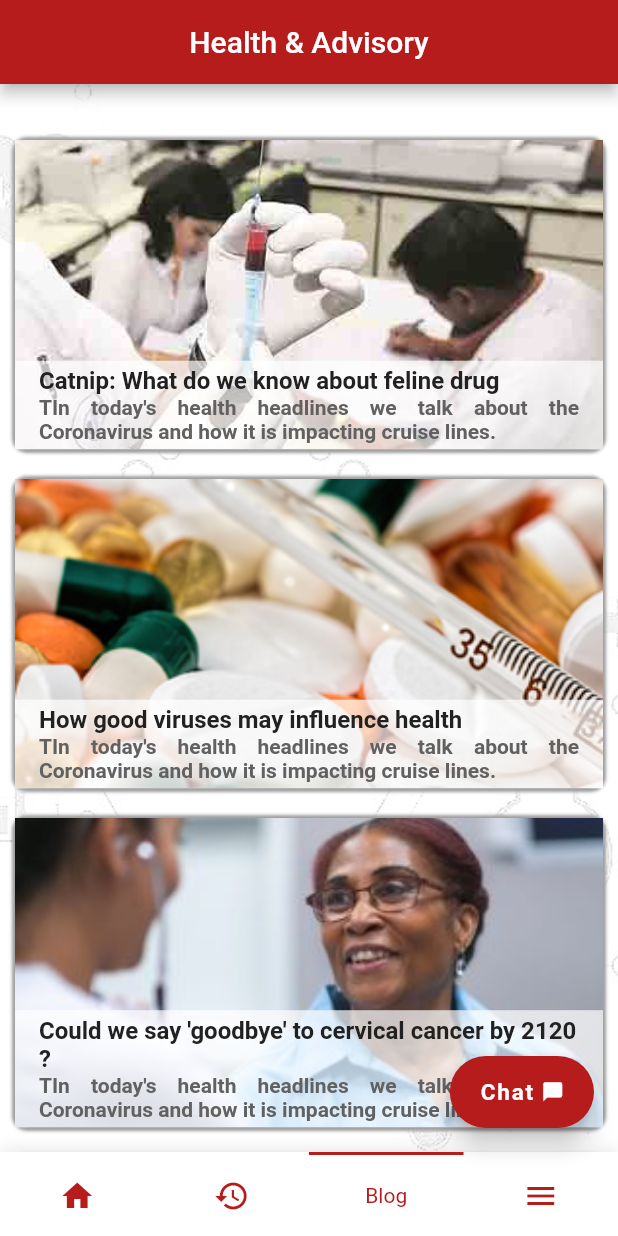
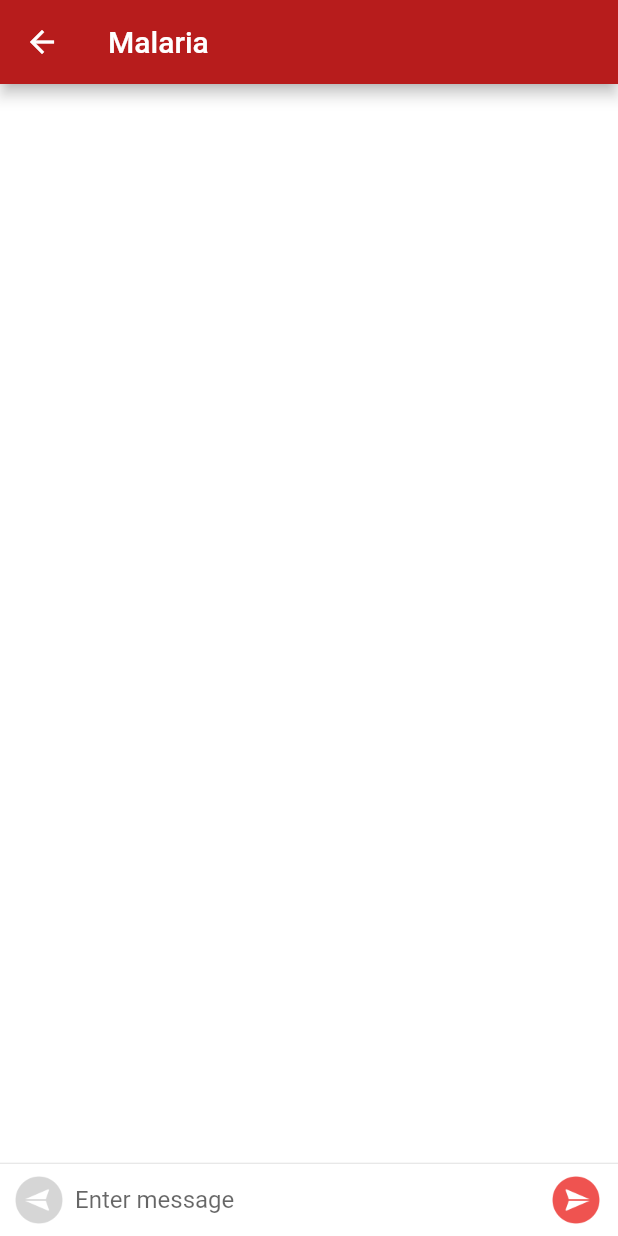
Before and after one commit to Ikxyz/medic_app_flutter, a Flutter app: the Index screen opened directly, item 3 of the bottom bar chosen, after a tap on "Chat", on a phone screen of 412 x 824 dp. Run offline on Flutter 3.47's test engine with Material 2 defaults, Android fonts, the phone set to English and light mode, and no system bars; drawn by our look-alikes of titled_navigation_bar; our stand-ins replace carousel_pro, fluttertoast.

Commit message:
Chat [Finsihes #170947064]

```diff
--- a/lib/index.dart
+++ b/lib/index.dart
@@ -1,5 +1,6 @@
 import 'package:flutter/material.dart';
 import 'package:medic_app_flutter/pages/blog.dart';
+import 'package:medic_app_flutter/pages/chat.dart';
 import 'package:medic_app_flutter/pages/history.dart';
 import 'package:medic_app_flutter/pages/dashboard.dart';
 import 'package:medic_app_flutter/pages/menu.dart';
@@ -41,7 +42,9 @@ List<Widget> pages;
     return Scaffold(
       floatingActionButton: FloatingActionButton.extended(
         foregroundColor: Colors.red[900],
-      onPressed: (){},
+      onPressed: (){
+        Navigator.push(context, MaterialPageRoute(builder: (context)=> Chat()));
+      },
        label:
        Row(
          children: <Widget>[
@@ -63,9 +66,7 @@ List<Widget> pages;
               currentTab = index;
             });
           },
-          // circleColor: Theme.of(context).primaryColor,
-          // inactiveIconColor: Theme.of(context).primaryColor,
-          // initialSelection: 0,
+
           items: [
             TitledNavigationBarItem(icon: Icons.home, title: "Home",),
             TitledNavigationBarItem(icon: Icons.history, title: "Chat History"),
--- /dev/null
+++ b/lib/pages/chat.dart
@@ -0,0 +1,139 @@
+import 'dart:core';
+
+import 'package:flutter/material.dart';
+import 'package:fluttertoast/fluttertoast.dart';
+import 'package:medic_app_flutter/components/Message.dart';
+import 'package:intl/intl.dart';
+
+class Chat extends StatefulWidget {
+  const Chat({Key key, this.title}) : super(key: key);
+  final String title;
+  @override
+  _ChatState createState() => _ChatState();
+}
+
+class _ChatState extends State<Chat> {
+
+   final List<Message> _messages = <Message>[];
+
+  // Create a text controller. We will use it to retrieve the current value
+  // of the TextField!
+  final _textController = TextEditingController();
+
+  @override
+  Widget build(BuildContext context) {
+    DateTime time = DateTime.now();
+    String formattedDate = DateFormat('yyyy-MM-dd hh:mm').format(time);
+
+    return Scaffold(
+      appBar: AppBar( title: Text('Malaria'),),
+      body: new Container(
+            width: double.infinity,
+            height: double.infinity,
+            color: Colors.white,
+            child: new Container(
+              child: new Column(
+                children: <Widget>[
+                  //Chat list
+                  new Flexible(
+                    child: new ListView.builder(
+                      padding: new EdgeInsets.all(8.0),
+                      reverse: true,
+                      itemBuilder: (_, int index) => _messages[index],
+                      itemCount: _messages.length,
+                    ),
+                  ),
+                  new Divider(height: 1.0),
+                  new Container(
+                      decoration:
+                          new BoxDecoration(color: Theme.of(context).cardColor),
+                      child: new IconTheme(
+                          data: new IconThemeData(
+                              color: Theme.of(context).accentColor),
+                          child: new Container(
+                            margin: const EdgeInsets.symmetric(horizontal: 2.0),
+                            child: new Row(
+                              children: <Widget>[
+                                //left send button
+
+                                new Container(
+                                  width: 48.0,
+                                  height: 48.0,
+                                  child: new IconButton(
+                                      icon: Image.asset(
+                                          "assets/images/send_in.png"),
+                                      onPressed: () => _sendMsg(
+                                          _textController.text,
+                                          'left',
+                                          formattedDate)),
+                                ),
+
+                                //Enter Text message here
+                                new Flexible(
+                                  child: new TextField(
+                                    controller: _textController,
+                                    decoration: new InputDecoration.collapsed(
+                                        hintText: "Enter message"),
+                                  ),
+                                ),
+
+                                //right send button
+
+                                new Container(
+                                  margin:
+                                      new EdgeInsets.symmetric(horizontal: 2.0),
+                                  width: 48.0,
+                                  height: 48.0,
+                                  child: new IconButton(
+                                      icon: Image.asset(
+                                          "assets/images/send_out.png"),
+                                      onPressed: () => _sendMsg(
+                                          _textController.text,
+                                          'right',
+                                          formattedDate)),
+                                ),
+                              ],
+                            ),
+                          ))),
+                ],
+              ),
+            )));
+  }
+
+  void _sendMsg(String msg, String messageDirection, String date) {
+    if (msg.length == 0) {
+      Fluttertoast.showToast(
+          msg: "Please Enter Message",
+          toastLength: Toast.LENGTH_SHORT,
+          gravity: ToastGravity.BOTTOM,
+          timeInSecForIos: 1,
+          backgroundColor: Colors.blue);
+    } else {
+      _textController.clear();
+      Message message = new Message(
+        msg: msg,
+        direction: messageDirection,
+        dateTime: date,
+      );
+      setState(() {
+        _messages.insert(0, message);
+      });
+    }
+  }
+
+  @override
+  void initState() {
+    super.initState();
+  }
+
+  @override
+  void dispose() {
+    // Every listener should be canceled, the same should be done with this stream.
+    // Clean up the controller when the Widget is disposed
+    _textController.dispose();
+    super.dispose();
+  }
+
+
+
+}
--- a/lib/pages/dashboard.dart
+++ b/lib/pages/dashboard.dart
@@ -10,18 +10,14 @@ class _DashboardState extends State<Dashboard> {
   @override
   Widget build(BuildContext context) {
     return Scaffold(
-      body:
-       Container(
+      body: Container(
         color: Colors.red,
-         child: ListView(
-
-          children: <Widget>[
-            Column(
+        child: Column(
           children: <Widget>[
             Stack(
               children: <Widget>[
                 Container(
-                      height: MediaQuery.of(context).size.height,
+                  height: MediaQuery.of(context).size.height -60,
                   decoration: BoxDecoration(
                       image: DecorationImage(
                           image: AssetImage('assets/images/bg.jpg'),
@@ -32,25 +28,23 @@ class _DashboardState extends State<Dashboard> {
                   decoration: BoxDecoration(
                       color: Colors.red,
                       gradient: LinearGradient(
-                                colors: [
-                                  Colors.red[600],
-                                  Colors.red[900]
-                                ],
+                          colors: [Colors.red[600], Colors.red[900]],
                           begin: Alignment.centerRight,
                           end: Alignment(-1.0, -1.0))),
                 ),
                 Column(
                   children: <Widget>[
                     SizedBox(
-                            height: 20.0,
+                      height: 50.0,
                     ),
                     Row(
                       mainAxisAlignment: MainAxisAlignment.spaceBetween,
                       children: <Widget>[
                         Row(
                           children: <Widget>[
-                                 SizedBox(width:10),
+                            SizedBox(width: 10),
                             Container(
+
                               alignment: Alignment.topLeft,
                               height: 50.0,
                               width: 50.0,
@@ -62,26 +56,29 @@ class _DashboardState extends State<Dashboard> {
                                     width: 2.0,
                                   ),
                                   image: DecorationImage(
-                                        image: AssetImage('assets/images/logo_white.png'))),
+                                      image: AssetImage(
+                                          'assets/images/avatar.png'))),
                             ),
                             SizedBox(width: 10.0),
                             Column(
                               crossAxisAlignment: CrossAxisAlignment.start,
                               children: <Widget>[
-                                  Text('Hi, Micheal',
+                                Text('Hi, Hameed',
                                     style: TextStyle(
                                         fontSize: 15.0,
                                         fontWeight: FontWeight.bold,
                                         color: Colors.white,
-                                        fontFamily: "Quicksand"
-                                      )),
+                                        fontFamily: "Quicksand")),
                               ],
                             ),
                           ],
                         ),
                         MaterialButton(
-                               onPressed: (){},
-                               child: Icon(Icons.notification_important, color: Colors.white,),
+                          onPressed: () {},
+                          child: Icon(
+                            Icons.notification_important,
+                            color: Colors.white,
+                          ),
                         )
                       ],
                     ),
@@ -93,7 +90,7 @@ class _DashboardState extends State<Dashboard> {
                         elevation: 4.0,
                         borderRadius: BorderRadius.circular(7.0),
                         child: Container(
-                                height: 120.0,
+                          height: 100.0,
                           width: MediaQuery.of(context).size.width / 1.2,
                           decoration: BoxDecoration(
                               borderRadius: BorderRadius.circular(7.0),
@@ -106,13 +103,9 @@ class _DashboardState extends State<Dashboard> {
                               ],
                               color: Colors.white,
                               gradient: LinearGradient(
-                                        colors: [
-                                          Colors.white10,
-                                          Colors.white
-                                        ],
+                                  colors: [Colors.white10, Colors.white],
                                   begin: Alignment.centerRight,
                                   end: Alignment(-1.0, -1.0))),
-
                           child: Column(
                             crossAxisAlignment: CrossAxisAlignment.center,
                             mainAxisAlignment: MainAxisAlignment.center,
@@ -126,11 +119,12 @@ class _DashboardState extends State<Dashboard> {
                                       style: TextStyle(
                                         fontSize: 30.0,
                                         color: Colors.red[900],
-                                                fontWeight: FontWeight.bold, fontFamily: "Quicksand",),
+                                        fontWeight: FontWeight.bold,
+                                        fontFamily: "Quicksand",
+                                      ),
                                     )),
                               ),
-                                    Row(
-                                      children: <Widget>[
+                              Row(children: <Widget>[
                                 Expanded(
                                   child: Padding(
                                     padding: EdgeInsets.only(top: 2.0),
@@ -170,11 +164,11 @@ class _DashboardState extends State<Dashboard> {
                       ),
                     ),
                     SizedBox(
-                            height: MediaQuery.of(context).size.height/10,
+                      height: MediaQuery.of(context).size.height / 20,
                     ),
 
                     SizedBox(
-                            height: MediaQuery.of(context).size.height/3,
+                        height: MediaQuery.of(context).size.height / 6,
                         width: 350.0,
                         child: Carousel(
                           images: [
@@ -188,19 +182,84 @@ class _DashboardState extends State<Dashboard> {
                           dotColor: Colors.lightGreenAccent,
                           indicatorBgPadding: 0.0,
                           borderRadius: true,
+                        )),
+                    Padding(
+                      padding: const EdgeInsets.symmetric(
+                          horizontal: 20.0, vertical: 10),
+                      child: Row(
+                          mainAxisAlignment: MainAxisAlignment.spaceBetween,
+                          children: <Widget>[
+                            Text(
+                              'Health Tips',
+                              style: TextStyle(
+                                fontSize: 15,
+                                color: Colors.red[900],
+                                fontWeight: FontWeight.bold,
+                              ),
+                            ),
+                            Icon(
+                              Icons.arrow_forward_ios,
+                              color: Colors.red[900],
                             )
+                          ]),
                     ),
 
+                    Column(children: <Widget>[
+                      Padding(
+                        padding: const EdgeInsets.symmetric(
+                            horizontal: 20, vertical: 5),
+                        child: Container(
+                          height: MediaQuery.of(context).size.height / 5,
+                          decoration: BoxDecoration(
+                            borderRadius: BorderRadius.circular(10),
+                            color: Colors.grey[600],
+                            boxShadow: <BoxShadow>[
+                              BoxShadow(
+                                color: Colors.grey,
+                                spreadRadius: 2.0,
+                                //offset: Offset(1.0, 1.0),
+
+                                blurRadius: 1.0,
+                              ),
+                            ],
+                          ),
+                          child: Material(
+                            child: GridTile(
+                                child: Image.asset(
+                                  'assets/images/blog/3.jpg',
+                                  fit: BoxFit.cover,
+                                ),
+                                footer: Container(
+                                  color: Colors.white70,
+                                  child: ListTile(
+                                    // leading: Text('Hello', style: TextStyle(fontSize: 15, fontWeight: FontWeight.bold),),
+                                    title: Text(
+                                      "How good viruses may influence health",
+                                      style: TextStyle(
+                                        color: Colors.grey[900],
+                                        fontWeight: FontWeight.bold,
+                                      ),
+                                    ),
+                                    subtitle: Text(
+                                      "In today's health headlines we talk about the Coronavirus and how it is impacting cruise lines.",
+                                      style: TextStyle(
+                                          color: Colors.grey[700],
+                                          fontWeight: FontWeight.bold),
+                                      textAlign: TextAlign.justify,
+                                    ),
+                                  ),
+                                )),
+                          ),
+                        ),
+                      ),
+                    ])
                   ],
                 ),
               ],
             )
-              ]
-            )
           ],
         ),
       ),
-
     );
   }
 }
--- a/pubspec.yaml
+++ b/pubspec.yaml
@@ -25,6 +25,9 @@ dependencies:
   cupertino_icons: ^0.1.2
   titled_navigation_bar: ^3.5.0
   carousel_pro: ^1.0.0
+  fluttertoast: ^3.1.3
+  intl: ^0.16.1
+
 
 dev_dependencies:
   flutter_test:
```
Also changed, not shown: lib/components/Message.dart (added, +176 -0 lines), assets/images/avatar.png (added), assets/images/in.png (added), assets/images/out.png (added), assets/images/send_in.png (added), assets/images/send_out.png (added), pubspec.lock, 3 other files. Lines whose indentation alone changed are shown as unchanged.
